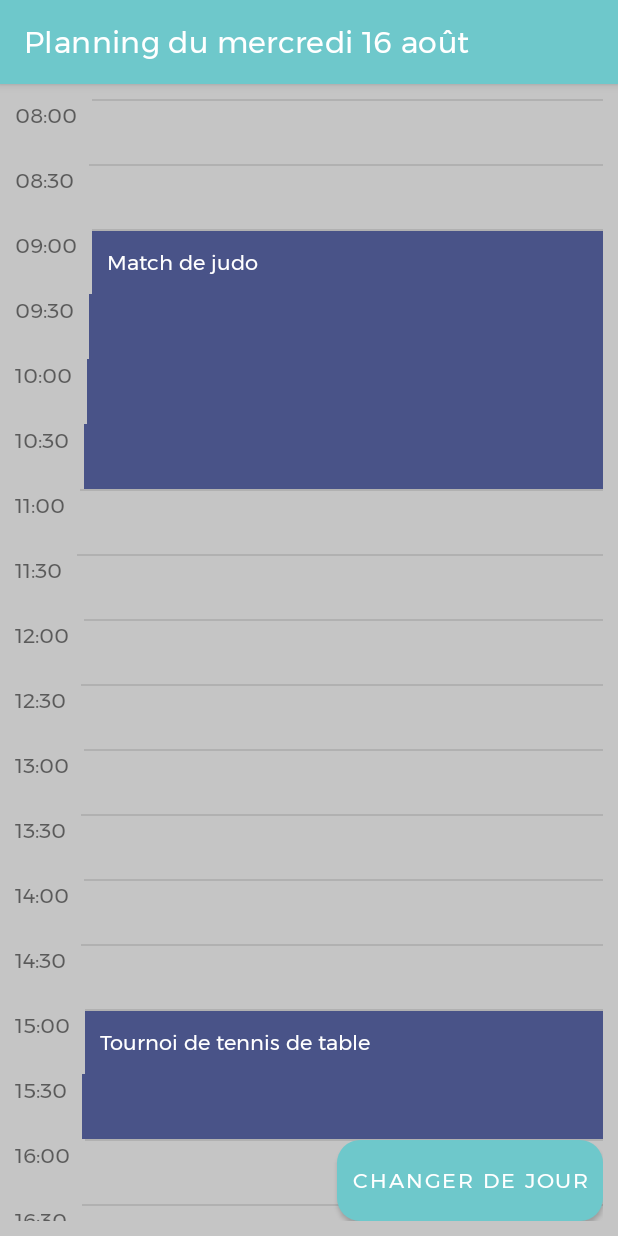
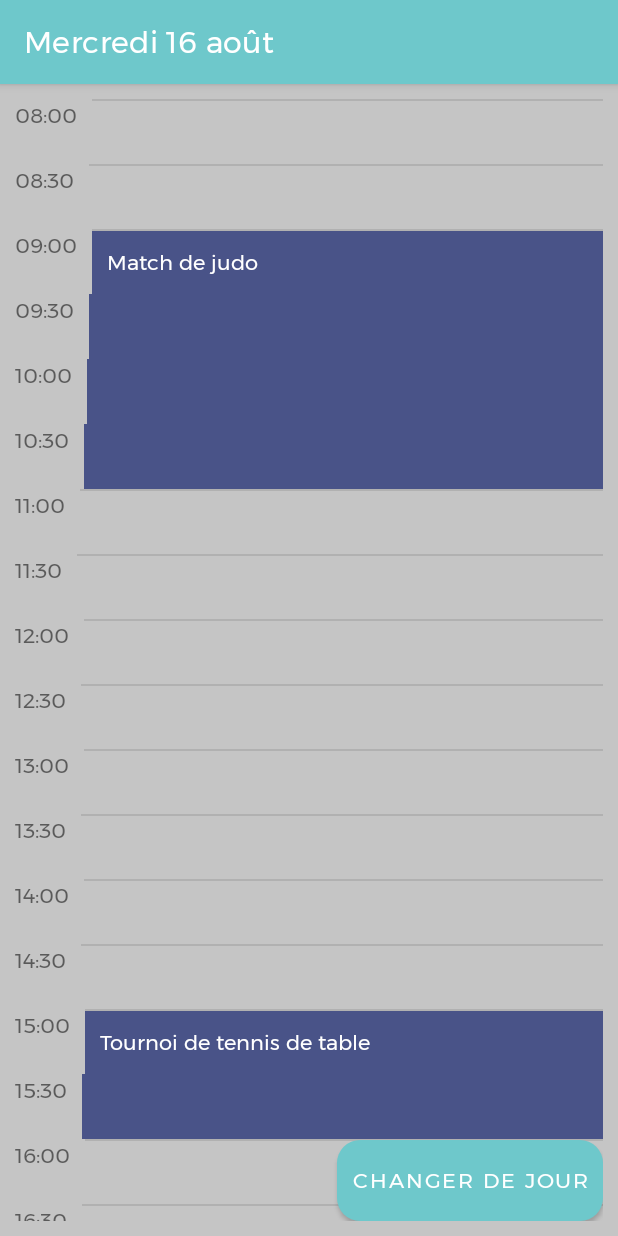
Before and after one commit to LenaAbel/SAE-S4, an Android app: the fragment PlanningFragment shown on its own in the app's theme, after a tap on "CHANGER DE JOUR", on a phone screen of 412 x 824 dp. Run offline under Robolectric (Android 15) with nearby library versions, the phone set to English and light mode, and no system bars; our stand-ins replace navigation-ui; libraries missing offline, so code that uses them is left out: cn.iwgang.countdownview; 1 statement that could not run was skipped.

Commit message:
Change in string for planning

```diff
--- a/app/build.gradle
+++ b/app/build.gradle
@@ -53,5 +53,9 @@ dependencies {
     implementation 'androidx.viewpager2:viewpager2:1.0.0'
     implementation 'com.makeramen:roundedimageview:2.3.0'
     //bottom sheet
+    //noinspection GradleCompatible
     implementation 'com.android.support:design:28.0.0'
+    // Responsive
+    implementation 'com.intuit.sdp:sdp-android:1.1.0'
+
 }
--- a/app/src/main/java/com/example/sae_s4/PlanningAdapter.kt
+++ b/app/src/main/java/com/example/sae_s4/PlanningAdapter.kt
@@ -1,14 +1,14 @@
-package com.example.sae
+package com.example.sae_s4
 
-import android.graphics.Color
-import android.util.Log
 import android.view.LayoutInflater
 import android.view.View
 import android.view.ViewGroup
 import android.widget.TextView
 import androidx.constraintlayout.widget.ConstraintLayout
 import androidx.recyclerview.widget.RecyclerView
-import com.example.sae_s4.R
+
+//import com.example.sae_s4.R
+
 
 class PlanningAdapter(
     private val dataHeure: MutableList<String>,
@@ -26,14 +26,6 @@ class PlanningAdapter(
     override fun getItemCount() = dataHeure.size
 
     override fun onBindViewHolder(holder: ItemPlanningViewHolder, position: Int) {
-
-        val tabColor: MutableList<Int> = mutableListOf(
-            R.color.grisFonce.toInt(),
-            R.color.blue.toInt(),
-            R.color.blue.toInt(),
-            R.color.black.toInt(),
-            R.color.light_blue.toInt()
-        )
 
         val heure = dataHeure[position]
         holder.heure.text = heure
--- a/app/src/main/java/com/example/sae_s4/PlanningFragment.kt
+++ b/app/src/main/java/com/example/sae_s4/PlanningFragment.kt
@@ -1,4 +1,4 @@
-package com.example.sae
+package com.example.sae_s4
 
 import android.os.Bundle
 import androidx.fragment.app.Fragment
@@ -8,7 +8,6 @@ import android.view.ViewGroup
 import android.widget.Button
 import androidx.appcompat.app.AppCompatActivity
 import androidx.recyclerview.widget.RecyclerView
-import com.example.sae_s4.R
 
 class PlanningFragment() : Fragment() {
 
--- a/app/src/main/java/com/example/sae_s4/Prestataire.kt
+++ b/app/src/main/java/com/example/sae_s4/prestataires/Prestataire.kt
@@ -1,4 +1,4 @@
-package com.example.sae
+package com.example.sae_s4.prestataires
 
 import android.net.Uri
 
--- a/app/src/main/java/com/example/sae_s4/RestaurantsAdapter.kt
+++ b/app/src/main/java/com/example/sae_s4/prestataires/RestaurantsAdapter.kt
@@ -1,4 +1,4 @@
-package com.example.sae
+package com.example.sae_s4.prestataires
 
 import android.content.Intent
 import android.net.Uri
@@ -20,7 +20,7 @@ class RestaurantsAdapter(
     override fun onCreateViewHolder(
         parent: ViewGroup,
         viewType: Int
-    ): RestaurantsAdapter.ItemRestoViewHolder {
+    ): ItemRestoViewHolder {
         val adapterLayout = LayoutInflater.from(parent.context)
             .inflate(R.layout.item_of_list_prestataires, parent, false)
 
--- a/app/src/main/java/com/example/sae_s4/RestaurantsFragment.kt
+++ b/app/src/main/java/com/example/sae_s4/prestataires/RestaurantsFragment.kt
@@ -1,4 +1,4 @@
-package com.example.sae
+package com.example.sae_s4.prestataires
 
 import android.os.Bundle
 import androidx.fragment.app.Fragment
--- a/app/src/main/res/navigation/navigation.xml
+++ b/app/src/main/res/navigation/navigation.xml
@@ -13,7 +13,7 @@
 
     <fragment
         android:id="@+id/planningFragment"
-        android:name="com.example.sae.PlanningFragment"
+        android:name="com.example.sae_s4.PlanningFragment"
         android:label="@string/page_planning_jour_1"
         tools:layout="@layout/fragment_planning" >
         <action
@@ -23,7 +23,7 @@
 
     <fragment
         android:id="@+id/restaurantFragment"
-        android:name="com.example.sae.RestaurantsFragment"
+        android:name="com.example.sae_s4.prestataires.RestaurantsFragment"
         android:label="@string/page_resto"
         tools:layout="@layout/fragment_restaurants" />
 
--- a/app/src/main/res/values/strings.xml
+++ b/app/src/main/res/values/strings.xml
@@ -17,8 +17,8 @@
 
 
     <string name="page_accueil">Accueil</string>
-    <string name="page_planning_jour_1">Planning du mardi 15 août</string>
-    <string name="page_planning_jour_2">Planning du mercredi 16 août</string>
+    <string name="page_planning_jour_1">Mardi 15 août</string>
+    <string name="page_planning_jour_2">Mercredi 16 août</string>
     <string name="page_resto">Restaurants</string>
 
     <!-- =============================================================================================== Menu-->
```
Also changed, not shown: app/src/main/res/drawable/icon_home.png (added).
